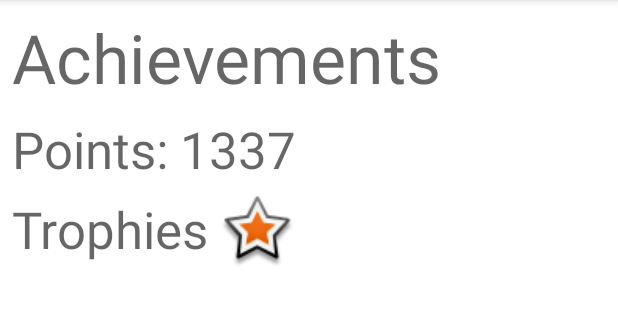
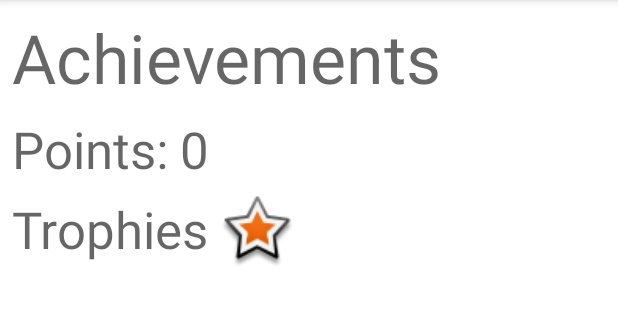
Before and after one commit to AndreasGroentved/MobileSystemsGruppeN, an Android app: the GamificationActivity screen opened directly, with no data from a screen before it, on a phone screen of 412 x 824 dp, the part 84-408 px from its top. Run offline under Robolectric (Android 15) with nearby library versions, the phone set to English and light mode, and no system bars; our stand-ins replace ButterKnife.

Commit message:
achivements semi-implemented

```diff
--- a/presentation/src/main/java/dk/sdu/gruppen/mobilesystems/gamification/GamificationActivity.java
+++ b/presentation/src/main/java/dk/sdu/gruppen/mobilesystems/gamification/GamificationActivity.java
@@ -1,10 +1,14 @@
 package dk.sdu.gruppen.mobilesystems.gamification;
 
+import android.content.Context;
 import android.content.SharedPreferences;
 import android.os.Bundle;
 import android.preference.PreferenceManager;
 import android.support.v7.app.AppCompatActivity;
 import android.support.v7.widget.Toolbar;
+import android.widget.TextView;
+
+import org.w3c.dom.Text;
 
 import butterknife.BindView;
 import butterknife.ButterKnife;
@@ -15,6 +19,7 @@ public class GamificationActivity extends AppCompatActivity {
 
     @BindView(R.id.toolbar)
     Toolbar toolbar;
+    TextView score;
 
 
     @Override
@@ -23,7 +28,8 @@ public class GamificationActivity extends AppCompatActivity {
         setContentView(R.layout.activity_game);
         ButterKnife.bind(this);
         setUpToolbar();
-
+        score = (TextView) findViewById(R.id.points);
+        getPoints();
     }
 
     private void setUpToolbar() {
@@ -33,7 +39,8 @@ public class GamificationActivity extends AppCompatActivity {
     }
 
     private void getPoints() {
-        SharedPreferences preferences = PreferenceManager.getDefaultSharedPreferences(this);
-        String points = preferences.getString("points", "DEFAULT");
+        SharedPreferences prefs = this.getSharedPreferences("dk.sdu.gruppen.mobilesystems", Context.MODE_PRIVATE);
+        int points = prefs.getInt("points", 0);
+        score.setText(String.valueOf(points));
     }
 }
```
Also changed, not shown: presentation/src/main/java/dk/sdu/gruppen/mobilesystems/map/MapsActivity.java (+26 -0 lines).
